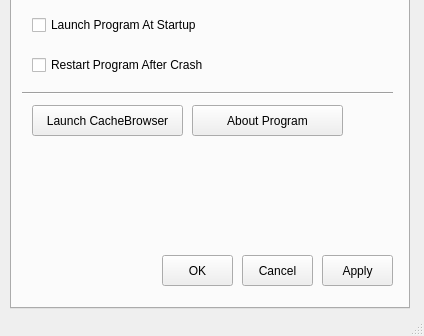
Old version of the form gui/ui/mainwindow.ui in the repository Gavin1937/WallpaperChanger; both pictures show x 0 to 424 and y 181 to 517 of the 424 by 517 pixel window.
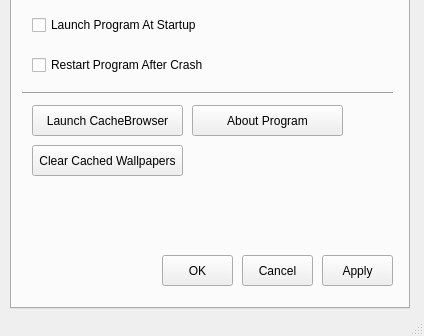
New version of the form.

Commit message: add Clear Cached Wallpapers to Setting

```diff
--- a/gui/ui/mainwindow.ui
+++ b/gui/ui/mainwindow.ui
@@ -480,6 +480,19 @@
        <string>About Program</string>
       </property>
      </widget>
+     <widget class="QPushButton" name="tab1Bnt_ClearCachedWallpapers">
+      <property name="geometry">
+       <rect>
+        <x>20</x>
+        <y>290</y>
+        <width>151</width>
+        <height>31</height>
+       </rect>
+      </property>
+      <property name="text">
+       <string>Clear Cached Wallpapers</string>
+      </property>
+     </widget>
     </widget>
    </widget>
   </widget>
```
The commit also changes 5 other files.
